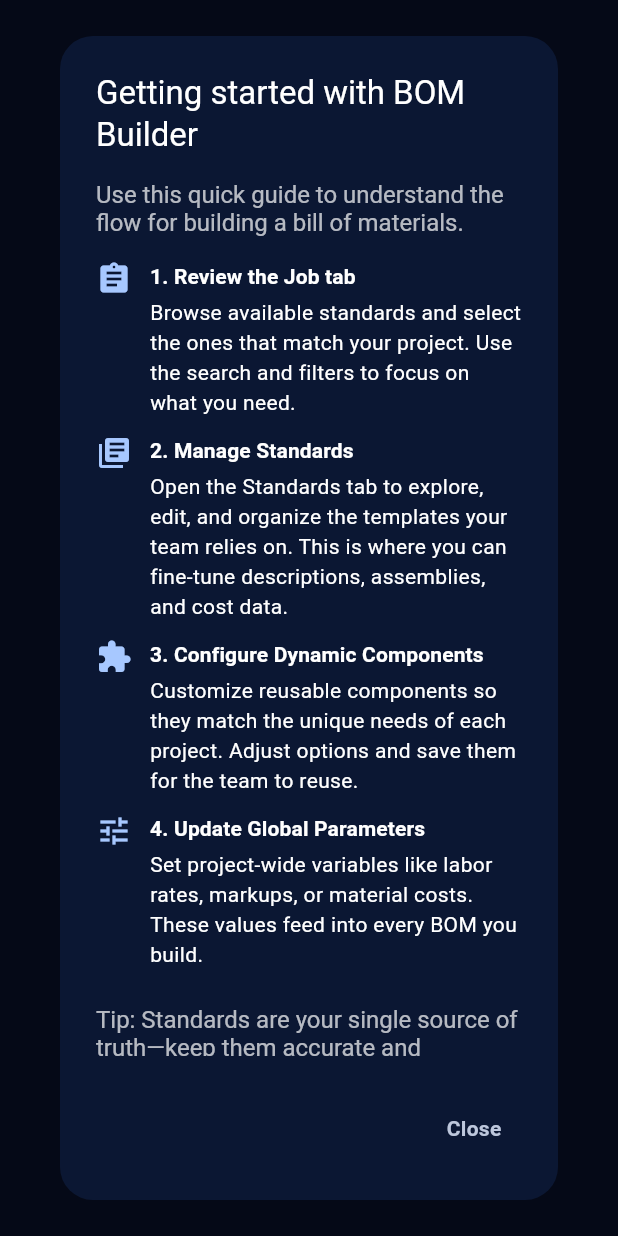
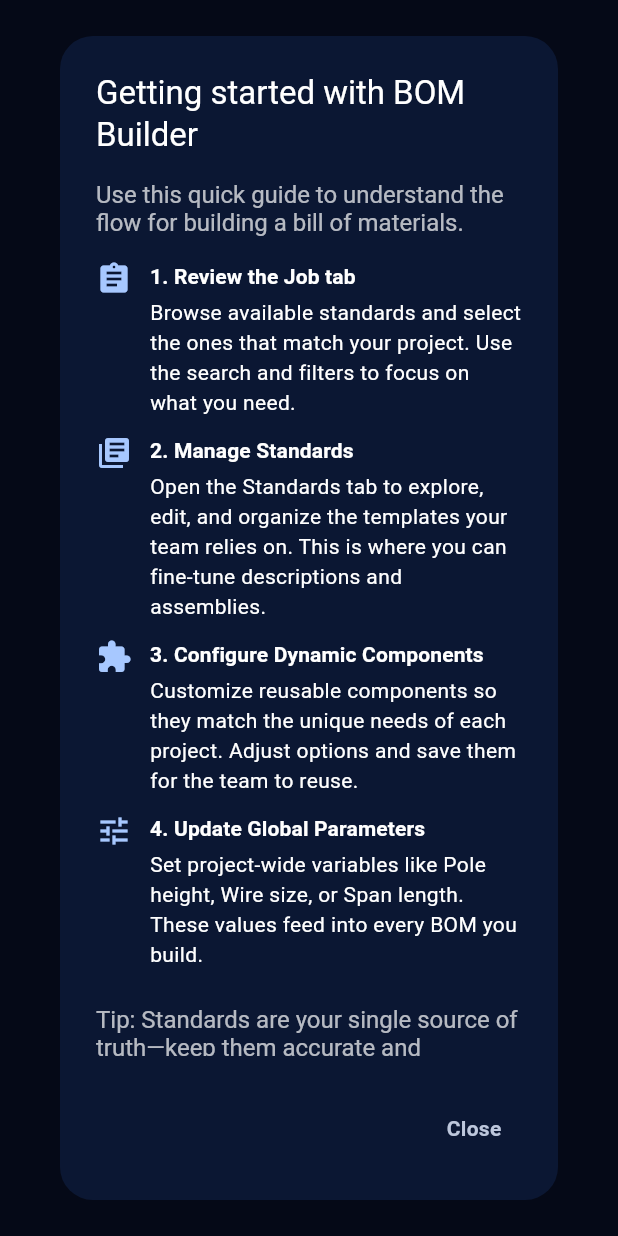
Before and after one commit to RaikaTempest/BOMTest3, a Flutter app: the _GuideDialog widget shown alone on an empty page, opened directly, on a phone screen of 412 x 824 dp. Run offline on Flutter 3.47's test engine with Material 3 defaults, Android fonts, the phone set to English and light mode, and no system bars; missing offline and left inert: dart:html, file_selector.

Commit message:
Updated help text

```diff
--- a/lib/ui/home_screen.dart
+++ b/lib/ui/home_screen.dart
@@ -557,7 +557,7 @@ class _GuideDialog extends StatelessWidget {
               title: '2. Manage Standards',
               description:
                   'Open the Standards tab to explore, edit, and organize the templates your team relies on. '
-                  'This is where you can fine-tune descriptions, assemblies, and cost data.',
+                  'This is where you can fine-tune descriptions and assemblies.',
             ),
             _GuideStep(
               icon: Icons.extension,
@@ -570,7 +570,7 @@ class _GuideDialog extends StatelessWidget {
               icon: Icons.tune,
               title: '4. Update Global Parameters',
               description:
-                  'Set project-wide variables like labor rates, markups, or material costs. '
+                  'Set project-wide variables like Pole height, Wire size, or Span length. '
                   'These values feed into every BOM you build.',
             ),
             SizedBox(height: 12),
```
